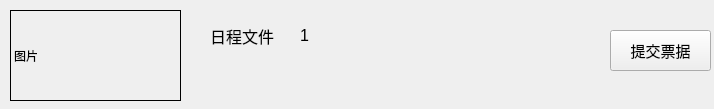
betamake/robot, file windows/scheduleitem.ui: the form before one commit.
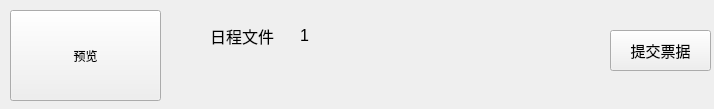
The form after the commit.

The edit to the form file:
```diff
--- a/windows/scheduleitem.ui
+++ b/windows/scheduleitem.ui
@@ -13,22 +13,6 @@
   <property name="windowTitle">
    <string>Form</string>
   </property>
-  <widget class="QLabel" name="label">
-   <property name="geometry">
-    <rect>
-     <x>10</x>
-     <y>10</y>
-     <width>171</width>
-     <height>91</height>
-    </rect>
-   </property>
-   <property name="frameShape">
-    <enum>QFrame::Box</enum>
-   </property>
-   <property name="text">
-    <string>图片</string>
-   </property>
-  </widget>
   <widget class="QLabel" name="indexLabel">
    <property name="geometry">
     <rect>
@@ -83,6 +67,19 @@
     <string>日程文件</string>
    </property>
   </widget>
+  <widget class="QPushButton" name="pushButton">
+   <property name="geometry">
+    <rect>
+     <x>10</x>
+     <y>10</y>
+     <width>151</width>
+     <height>91</height>
+    </rect>
+   </property>
+   <property name="text">
+    <string>预览</string>
+   </property>
+  </widget>
  </widget>
  <resources/>
  <connections/>
```
